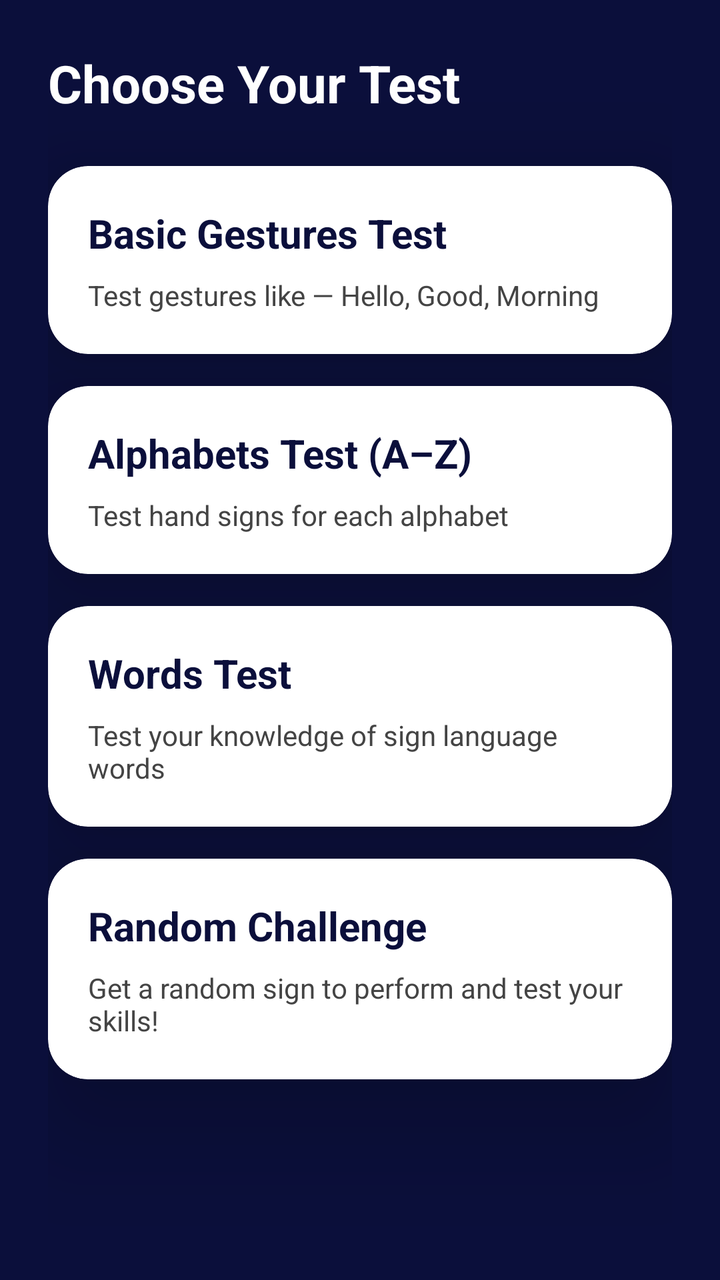
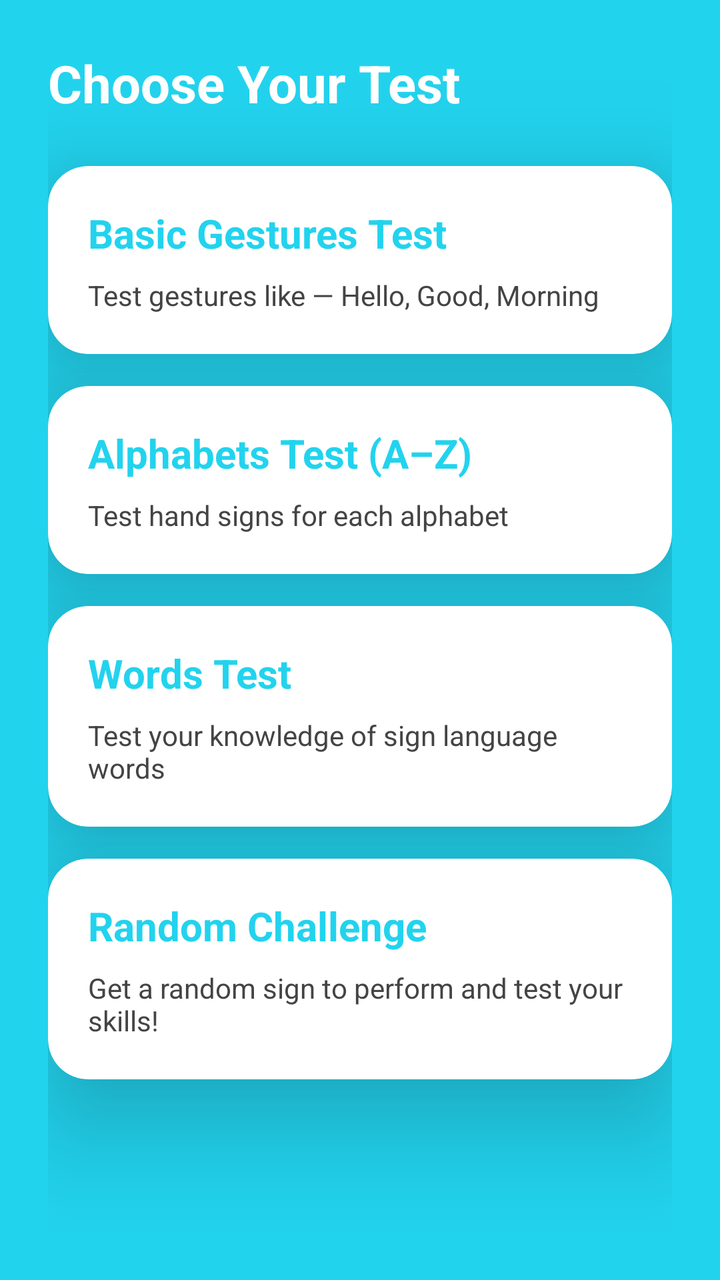

The first picture is an Android layout as it rendered before a commit; the second is the same layout after the commit. The layout source and the unified diff follow.
<!-- AndroidManifest.xml: application theme Theme.SignSpeak -->
<!-- res/layout/activity_sign_language_test.xml -->
<?xml version="1.0" encoding="utf-8"?>
<androidx.constraintlayout.widget.ConstraintLayout xmlns:android="http://schemas.android.com/apk/res/android"
    xmlns:app="http://schemas.android.com/apk/res-auto"
    xmlns:tools="http://schemas.android.com/tools"
    android:id="@+id/main"
    android:layout_width="match_parent"
    android:layout_height="match_parent"
    android:background="#0B0F3B"
    tools:context=".SignLanguageTestActivity">

    <ScrollView
        android:id="@+id/scrollView"
        android:layout_width="0dp"
        android:layout_height="0dp"
        android:fillViewport="true"
        app:layout_constraintTop_toTopOf="parent"
        app:layout_constraintBottom_toBottomOf="parent"
        app:layout_constraintStart_toStartOf="parent"
        app:layout_constraintEnd_toEndOf="parent">

        <LinearLayout
            android:layout_width="match_parent"
            android:layout_height="wrap_content"
            android:orientation="vertical"
            android:padding="24dp">

            
            <TextView
                android:id="@+id/tvTitle"
                android:layout_width="wrap_content"
                android:layout_height="wrap_content"
                android:text="Choose Your Test"
                android:textSize="26sp"
                android:textStyle="bold"
                android:textColor="#FFFFFF"
                android:layout_marginBottom="24dp" />

            
            <androidx.cardview.widget.CardView
                android:id="@+id/cardBasicGestures"
                android:layout_width="match_parent"
                android:layout_height="wrap_content"
                android:layout_marginBottom="16dp"
                app:cardCornerRadius="20dp"
                app:cardElevation="30dp"
                android:foreground="?attr/selectableItemBackground">

                <LinearLayout
                    android:layout_width="match_parent"
                    android:layout_height="wrap_content"
                    android:orientation="vertical"
                    android:padding="20dp">

                    <TextView
                        android:layout_width="match_parent"
                        android:layout_height="wrap_content"
                        android:text="Basic Gestures Test"
                        android:textSize="20sp"
                        android:textStyle="bold"
                        android:textColor="#0B0F3B" />

                    <TextView
                        android:layout_width="match_parent"
                        android:layout_height="wrap_content"
                        android:text="Test gestures like — Hello, Good, Morning"
                        android:textColor="#444"
                        android:layout_marginTop="8dp" />

                </LinearLayout>
            </androidx.cardview.widget.CardView>

            
            <androidx.cardview.widget.CardView
                android:id="@+id/cardAlphabetTest"
                android:layout_width="match_parent"
                android:layout_height="wrap_content"
                android:layout_marginBottom="16dp"
                app:cardCornerRadius="20dp"
                app:cardElevation="30dp"
                android:foreground="?attr/selectableItemBackground">

                <LinearLayout
                    android:layout_width="match_parent"
                    android:layout_height="wrap_content"
                    android:orientation="vertical"
                    android:padding="20dp">

                    <TextView
                        android:layout_width="match_parent"
                        android:layout_height="wrap_content"
                        android:text="Alphabets Test (A–Z)"
                        android:textSize="20sp"
                        android:textStyle="bold"
                        android:textColor="#0B0F3B" />

                    <TextView
                        android:layout_width="match_parent"
                        android:layout_height="wrap_content"
                        android:text="Test hand signs for each alphabet"
                        android:textColor="#444"
                        android:layout_marginTop="8dp" />

                </LinearLayout>
            </androidx.cardview.widget.CardView>

            
            <androidx.cardview.widget.CardView
                android:id="@+id/cardWordsTest"
                android:layout_width="match_parent"
                android:layout_height="wrap_content"
                android:layout_marginBottom="16dp"
                app:cardCornerRadius="20dp"
                app:cardElevation="30dp"
                android:foreground="?attr/selectableItemBackground">

                <LinearLayout
                    android:layout_width="match_parent"
                    android:layout_height="wrap_content"
                    android:orientation="vertical"
                    android:padding="20dp">

                    <TextView
                        android:layout_width="match_parent"
                        android:layout_height="wrap_content"
                        android:text="Words Test"
                        android:textSize="20sp"
                        android:textStyle="bold"
                        android:textColor="#0B0F3B" />

                    <TextView
                        android:layout_width="match_parent"
                        android:layout_height="wrap_content"
                        android:text="Test your knowledge of sign language words"
                        android:textColor="#444"
                        android:layout_marginTop="8dp" />

                </LinearLayout>
            </androidx.cardview.widget.CardView>

            
            <androidx.cardview.widget.CardView
                android:id="@+id/cardRandomTest"
                android:layout_width="match_parent"
                android:layout_height="wrap_content"
                app:cardCornerRadius="20dp"
                app:cardElevation="30dp"
                android:foreground="?attr/selectableItemBackground">

                <LinearLayout
                    android:layout_width="match_parent"
                    android:layout_height="wrap_content"
                    android:orientation="vertical"
                    android:padding="20dp">

                    <TextView
                        android:layout_width="match_parent"
                        android:layout_height="wrap_content"
                        android:text="Random Challenge"
                        android:textSize="20sp"
                        android:textStyle="bold"
                        android:textColor="#0B0F3B" />

                    <TextView
                        android:layout_width="match_parent"
                        android:layout_height="wrap_content"
                        android:text="Get a random sign to perform and test your skills!"
                        android:textColor="#444"
                        android:layout_marginTop="8dp" />

                </LinearLayout>
            </androidx.cardview.widget.CardView>

        </LinearLayout>
    </ScrollView>

</androidx.constraintlayout.widget.ConstraintLayout>
<!-- resources referenced by this layout -->
<resources>
  <style name="Theme.SignSpeak" parent="Base.Theme.SignSpeak" />
  <style name="Base.Theme.SignSpeak" parent="Theme.Material3.DayNight.NoActionBar">
          
          
      </style>
</resources>

<!-- the commit's change to res/layout/activity_sign_language_test.xml (unified diff, before → after) -->
@@ -5,7 +5,7 @@
     android:id="@+id/main"
     android:layout_width="match_parent"
     android:layout_height="match_parent"
-    android:background="#0B0F3B"
+    android:background="@color/colorPrimary"
     tools:context=".SignLanguageTestActivity">
 
     <ScrollView
@@ -57,7 +57,7 @@
                         android:text="Basic Gestures Test"
                         android:textSize="20sp"
                         android:textStyle="bold"
-                        android:textColor="#0B0F3B" />
+                        android:textColor="@color/colorPrimary" />
 
                     <TextView
                         android:layout_width="match_parent"
@@ -91,7 +91,7 @@
                         android:text="Alphabets Test (A–Z)"
                         android:textSize="20sp"
                         android:textStyle="bold"
-                        android:textColor="#0B0F3B" />
+                        android:textColor="@color/colorPrimary" />
 
                     <TextView
                         android:layout_width="match_parent"
@@ -125,7 +125,7 @@
                         android:text="Words Test"
                         android:textSize="20sp"
                         android:textStyle="bold"
-                        android:textColor="#0B0F3B" />
+                        android:textColor="@color/colorPrimary" />
 
                     <TextView
                         android:layout_width="match_parent"
@@ -158,7 +158,7 @@
                         android:text="Random Challenge"
                         android:textSize="20sp"
                         android:textStyle="bold"
-                        android:textColor="#0B0F3B" />
+                        android:textColor="@color/colorPrimary" />
 
                     <TextView
                         android:layout_width="match_parent"
<!-- resource entries referenced after the edit -->
@@ -1,5 +1,6 @@
 <!-- resources referenced by this layout -->
 <resources>
+  <color name="colorPrimary">#22D3EE</color>
   <style name="Theme.SignSpeak" parent="Base.Theme.SignSpeak" />
   <style name="Base.Theme.SignSpeak" parent="Theme.Material3.DayNight.NoActionBar">
           
